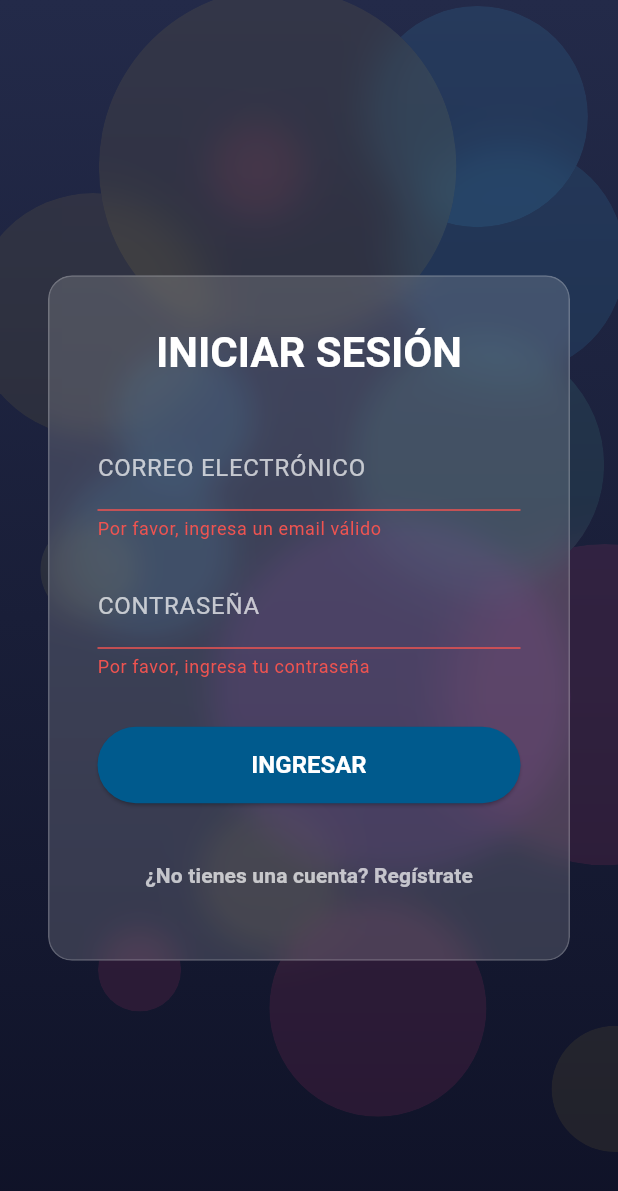
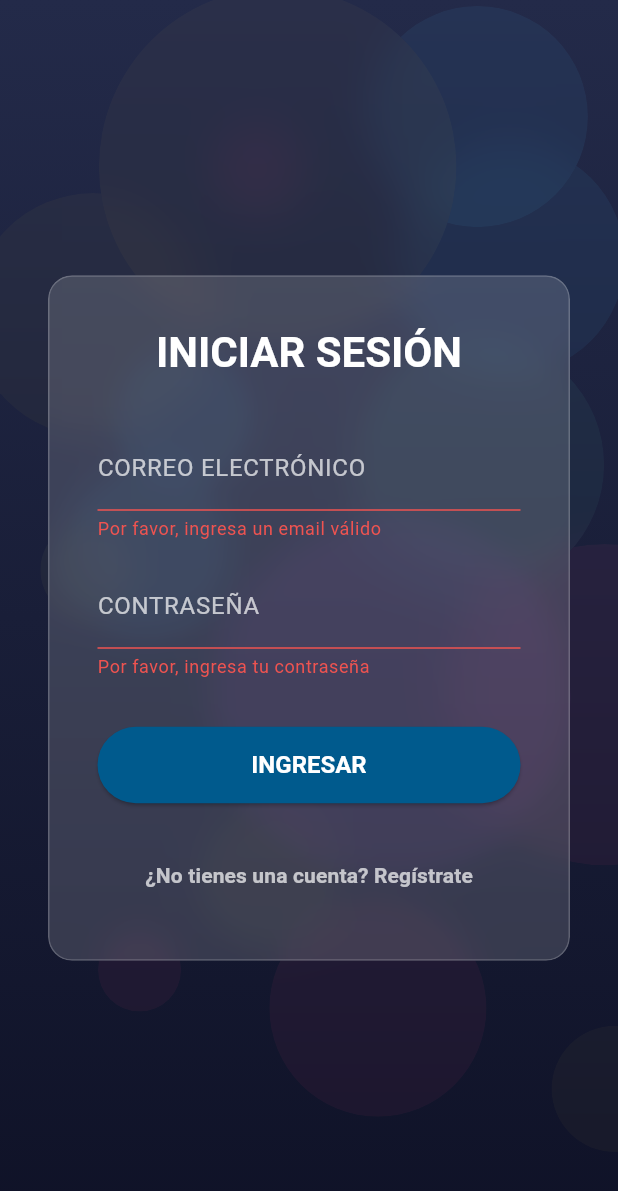
Before and after one commit to Luisrodriguezm11/identificador_plantas, a Flutter app: the screen it shows after launch, after a tap on "INGRESAR", on a phone screen of 412 x 824 dp. Shown: the top 1191 px of the screen. Run offline on Flutter 3.47's test engine with Material 3 defaults, Android fonts, the phone set to English and light mode, and no system bars; our stand-ins replace dotted_border, firebase_core, firebase_storage, flutter_secure_storage, image_picker, lottie and 4 more; missing offline and left inert: desktop_drop; accounts and stored records are empty; project files that could hold a hidden picture were left out.

Commit message:
Version Final

```diff
--- a/frontend/lib/screens/user_specific_analyses_screen.dart
+++ b/frontend/lib/screens/user_specific_analyses_screen.dart
@@ -379,6 +379,7 @@ class _UserSpecificAnalysesScreenState
     );
   }
 
+
   Widget _buildActionButton({required IconData icon, required Color color, required VoidCallback onPressed, required String tooltip}) {
     final theme = Theme.of(context);
     final bool isDark = theme.brightness == Brightness.dark;
@@ -398,7 +399,9 @@ class _UserSpecificAnalysesScreenState
           child: IconButton(
             padding: EdgeInsets.zero,
             onPressed: onPressed,
-            icon: Icon(icon, color: isDark ? Colors.white : theme.colorScheme.primary, size: 20),
+            // CAMBIO: Se establece el color del ícono a blanco (Colors.white)
+            // tanto para el modo claro como para el oscuro, para un contraste adecuado.
+            icon: Icon(icon, color: Colors.white, size: 20),
             tooltip: tooltip,
           ),
         ),
--- a/frontend/lib/widgets/animated_bubble_background.dart
+++ b/frontend/lib/widgets/animated_bubble_background.dart
@@ -51,25 +51,28 @@ class _AnimatedBubbleBackgroundState extends State<AnimatedBubbleBackground> wit
     super.dispose();
   }
 
+// frontend/lib/widgets/animated_bubble_background.dart
+
   // --- INICIALIZACIÓN DE LAS BURBUJAS (AHORA DEPENDE DEL TEMA) ---
   void _initializeBubbles(Size size, bool isDarkMode) {
     if (_bubblesInitialized) return; // Solo se inicializa una vez
 
-    // 👇 PALETAS DE COLORES CONDICIONALES
+    // CAMBIO: Se han reducido los valores de opacidad para que las burbujas
+    // sean más tenues, pero sin desaparecer por completo.
     List<Color> lightThemeColors = [
-      Colors.lightBlue.withOpacity(0.1),
-      Colors.cyanAccent.withOpacity(0.1),
-      Colors.purple.withOpacity(0.08),
-      Colors.indigo.withOpacity(0.07),
-      Colors.tealAccent.withOpacity(0.09),
+      Colors.lightBlue.withOpacity(0.05),
+      Colors.cyanAccent.withOpacity(0.05),
+      Colors.purple.withOpacity(0.04),
+      Colors.indigo.withOpacity(0.03),
+      Colors.tealAccent.withOpacity(0.04),
     ];
 
     List<Color> darkThemeColors = [
-      Colors.lightBlueAccent.withOpacity(0.1),
-      Colors.pinkAccent.withOpacity(0.1),
-      Colors.tealAccent.withOpacity(0.08),
-      Colors.amberAccent.withOpacity(0.07),
-      Colors.purpleAccent.withOpacity(0.09),
+      Colors.lightBlueAccent.withOpacity(0.06),
+      Colors.pinkAccent.withOpacity(0.05),
+      Colors.tealAccent.withOpacity(0.04),
+      Colors.amberAccent.withOpacity(0.03),
+      Colors.purpleAccent.withOpacity(0.05),
     ];
 
     final colors = isDarkMode ? darkThemeColors : lightThemeColors;
@@ -87,7 +90,6 @@ class _AnimatedBubbleBackgroundState extends State<AnimatedBubbleBackground> wit
     }
     _bubblesInitialized = true;
   }
-
   // --- ACTUALIZACIÓN DE POSICIONES ---
   void _updateBubblePositions(Size size) {
     // (Esta función no necesita cambios)
```
Also changed, not shown: frontend/lib/screens/dashboard_screen.dart (+41 -19 lines).
